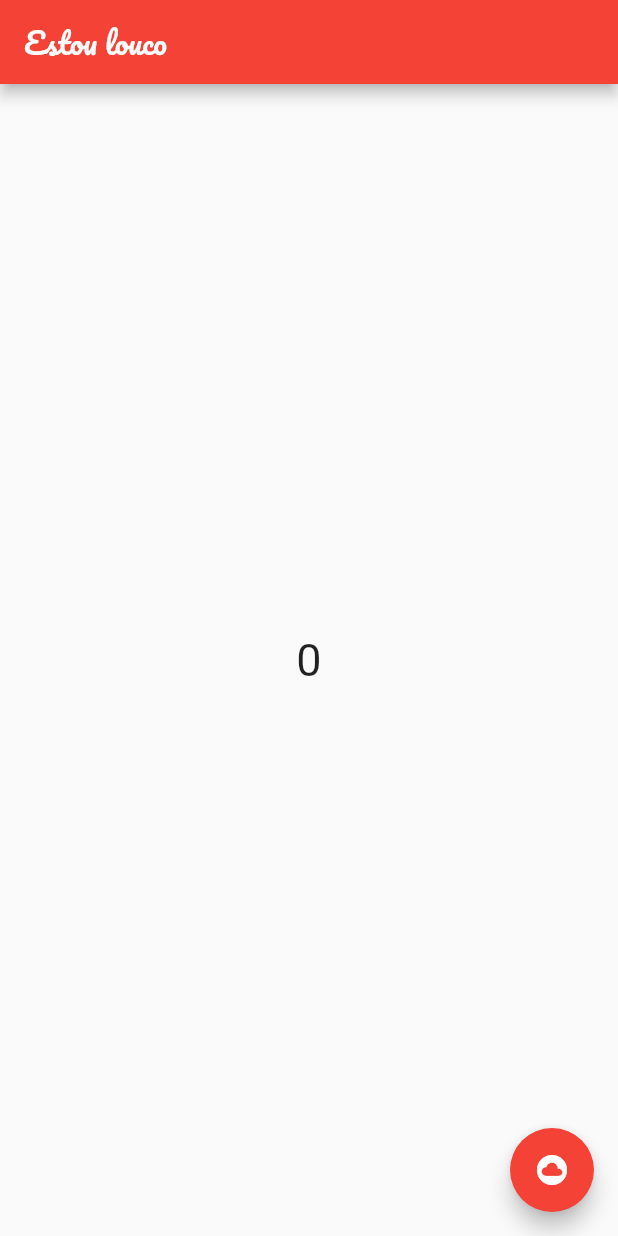
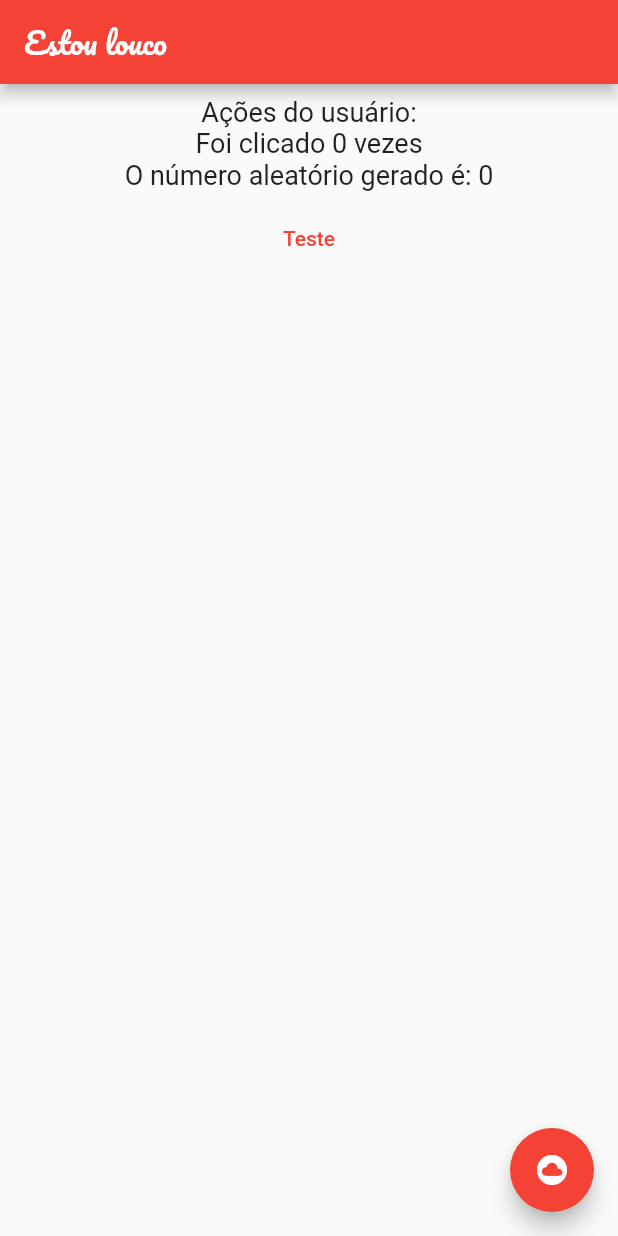
Before and after one commit to torressg/LearningFlutter, a Flutter app: the screen it shows after launch, on a phone screen of 412 x 824 dp. Run offline on Flutter 3.47's test engine with Material 2 defaults, Android fonts, the phone set to English and light mode, and no system bars; our stand-ins replace google_fonts.

Commit message:
Learning about Container and Button

```diff
--- a/lib/pages/home_page.dart
+++ b/lib/pages/home_page.dart
@@ -1,4 +1,5 @@
 import 'package:flutter/material.dart';
+import 'package:learning_flutter/service/quantity_clicks.dart';
 import 'package:learning_flutter/service/random_number_gerator.dart';
 import 'package:google_fonts/google_fonts.dart';
 
@@ -11,6 +12,7 @@ class HomePage extends StatefulWidget {
 
 class _HomePageState extends State<HomePage> {
   var number = 0;
+  var qtyClicks = 0;
 
   @override
   Widget build(BuildContext context) {
@@ -20,17 +22,46 @@ class _HomePageState extends State<HomePage> {
         "Estou louco",
         style: GoogleFonts.pacifico(),
       )),
-      body: Center(
-          child: Text(
-        number.toString(),
-        style: GoogleFonts.aBeeZee(
-          fontSize: 30,
+      body: Container(
+        width: double.infinity,
+        margin: const EdgeInsets.symmetric(horizontal: 16, vertical: 8),
+        child: Column(
+          crossAxisAlignment: CrossAxisAlignment.center,
+          mainAxisAlignment: MainAxisAlignment.start,
+          children: [
+            Text("Ações do usuário:",
+                style: GoogleFonts.aBeeZee(
+                  fontSize: 18,
+                )),
+            Text("Foi clicado $qtyClicks vezes",
+                style: GoogleFonts.aBeeZee(
+                  fontSize: 18,
+                )),
+            Text("O número aleatório gerado é: $number",
+                style: GoogleFonts.aBeeZee(
+                  fontSize: 18,
+                )),
+            ButtonBar(
+              alignment: MainAxisAlignment.center,
+              children: [
+                TextButton(
+                    child: const Text("Teste"),
+                    onPressed: () {
+                      setState(() {
+                        qtyClicks = quantityClicks.countClicks();
+                        number = RandomNumberGerator.generateRandomNumber(200);
+                      });
+                    }),
+              ],
+            )
+          ],
         ),
-      )),
+      ),
       floatingActionButton: FloatingActionButton(
         child: const Icon(Icons.cloud_circle),
         onPressed: () {
           setState(() {
+            qtyClicks = quantityClicks.countClicks();
             number = RandomNumberGerator.generateRandomNumber(200);
           });
         },
--- /dev/null
+++ b/lib/service/quantity_clicks.dart
@@ -0,0 +1,7 @@
+class quantityClicks {
+  static int qtyClicks = 0;
+  static int countClicks() {
+    qtyClicks++;
+    return qtyClicks;
+  }
+}
```
